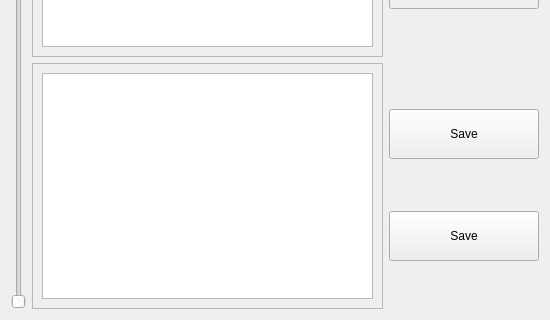
Qt form form.ui (miron-khoruzhenko/qt-school-cv-project) before a commit; both pictures show x 0 to 550 and y 200 to 520 of the 550 by 520 pixel window.
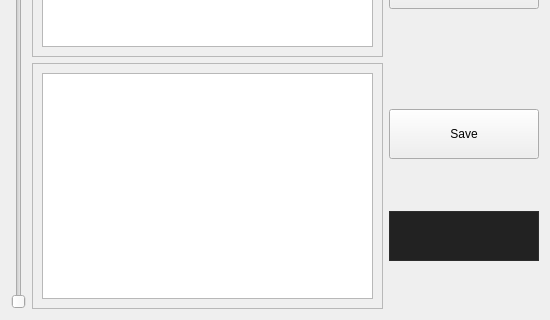
The same form after that commit.

Commit message: Теперь так же есть вывод растояния между точками. Подключен Slider

```diff
--- a/form.ui
+++ b/form.ui
@@ -206,7 +206,7 @@
           </widget>
          </item>
          <item>
-          <widget class="QPushButton" name="pushButton_3">
+          <widget class="QLabel" name="length_label">
            <property name="sizePolicy">
             <sizepolicy hsizetype="Fixed" vsizetype="Fixed">
              <horstretch>0</horstretch>
@@ -219,8 +219,18 @@
              <height>50</height>
             </size>
            </property>
+           <property name="styleSheet">
+            <string notr="true">background: #222222;
+border: 1px solid #2d2d2d;</string>
+           </property>
+           <property name="frameShape">
+            <enum>QFrame::NoFrame</enum>
+           </property>
            <property name="text">
-            <string>Save</string>
+            <string/>
+           </property>
+           <property name="alignment">
+            <set>Qt::AlignCenter</set>
            </property>
           </widget>
          </item>
```
Left out of the diff: 7 changed lines with no effect on the pictures. The commit also changes 3 other files.
